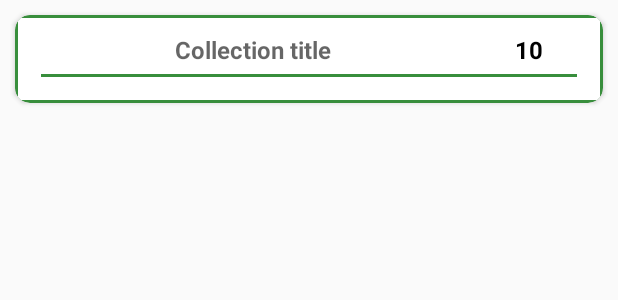
After one commit to hamzaamrani/SciQ, an Android app: the layout collection_item.xml on its own in the app's theme, with its tools: preview values and no code run, on a phone screen of 412 x 824 dp. The commit adds this screen. Shown: the top 300 px of the screen. Run offline under Robolectric (Android 15) with nearby library versions, the phone set to English and light mode, and no system bars; network calls fail.

Commit message:
View collections, testing

```diff
--- a/sciq-app/app/src/main/java/lab/progettazione/sciq/Activities/ui/dashboard/DashboardFragment.java
+++ b/sciq-app/app/src/main/java/lab/progettazione/sciq/Activities/ui/dashboard/DashboardFragment.java
@@ -1,5 +1,6 @@
 package lab.progettazione.sciq.Activities.ui.dashboard;
 
+import android.content.Intent;
 import android.os.Bundle;
 import android.view.LayoutInflater;
 import android.view.View;
@@ -15,6 +16,8 @@ import androidx.lifecycle.Observer;
 import androidx.lifecycle.ViewModelProviders;
 
 import com.progettazione.sciq.R;
+
+import lab.progettazione.sciq.Activities.ui.ShowCollections;
 import lab.progettazione.sciq.Utilities.Utils.SharedUtils;
 
 
@@ -56,7 +59,8 @@ public class DashboardFragment extends Fragment {
         my_collections.setOnClickListener(new View.OnClickListener() {
             @Override
             public void onClick(View v) {
-
+                Intent i = new Intent(getContext(), ShowCollections.class);
+                startActivity(i);
             }
         });
 
--- a/sciq-app/app/src/main/java/lab/progettazione/sciq/Utilities/API/RequestHandler.java
+++ b/sciq-app/app/src/main/java/lab/progettazione/sciq/Utilities/API/RequestHandler.java
@@ -81,7 +81,7 @@ public class RequestHandler {
         URL obj = new URL(url);
         HttpsURLConnection con = (HttpsURLConnection) obj.openConnection();
         System.out.println(token);
-        con.setRequestProperty("Cookie","token="+token);
+        con.setRequestProperty("Cookie","access_token_cookie="+token);
         con.setRequestMethod("GET");
         int responseCode = con.getResponseCode();
         System.out.println(url);
--- /dev/null
+++ b/sciq-app/app/src/main/res/layout/collection_item.xml
@@ -0,0 +1,81 @@
+<?xml version="1.0" encoding="utf-8"?>
+<androidx.cardview.widget.CardView xmlns:android="http://schemas.android.com/apk/res/android"
+    android:layout_width="match_parent"
+    android:layout_height="wrap_content"
+    xmlns:app="http://schemas.android.com/apk/res-auto"
+    android:layout_margin="10dp"
+    app:contentPadding="2dp"
+    app:cardBackgroundColor="@color/colorPrimaryDark"
+    app:cardCornerRadius="10dp">
+
+    <LinearLayout
+        android:background="@color/backgroundColor"
+        android:padding="10dp"
+        android:layout_width="match_parent"
+        android:layout_height="wrap_content"
+        android:orientation="vertical">
+
+
+        <LinearLayout
+            android:layout_width="match_parent"
+            android:layout_height="wrap_content"
+            android:weightSum="1"
+            android:orientation="horizontal">
+
+            <TextView
+                android:id="@+id/title_collection"
+                android:clickable="true"
+                android:focusable="true"
+                android:foreground="?attr/selectableItemBackground"
+                android:layout_width="0dp"
+                android:layout_weight="0.8"
+                android:layout_height="wrap_content"
+                android:gravity="center"
+                android:textColor="@color/colorPrimaryDark"
+                android:textSize="16sp"
+                android:textStyle="bold"
+                android:hint="Collection title"/>
+
+            <TextView
+                android:layout_width="0dp"
+                android:layout_height="wrap_content"
+                android:id="@+id/expression_count"
+                android:text="10"
+                android:gravity="center"
+                android:textStyle="bold"
+                android:textSize="16sp"
+                android:textColor="@android:color/black"
+                android:layout_weight="0.2"/>
+
+        </LinearLayout>
+
+
+        <View
+            android:layout_margin="5dp"
+            android:layout_width="match_parent"
+            android:layout_height="2dp"
+            android:background="@color/colorPrimaryDark"
+            />
+
+
+        <LinearLayout
+            android:id="@+id/if_expression"
+            android:visibility="gone"
+            android:layout_width="match_parent"
+            android:layout_height="wrap_content"
+            android:orientation="vertical"
+            android:padding="5dp">
+
+            <androidx.recyclerview.widget.RecyclerView
+                android:layout_width="match_parent"
+                android:layout_height="wrap_content"
+                android:id="@+id/lista_expression"/>
+
+        </LinearLayout>
+
+
+
+
+    </LinearLayout>
+
+</androidx.cardview.widget.CardView>
```
Also changed, not shown: sciq-app/app/src/main/java/lab/progettazione/sciq/Activities/ui/ShowCollections.java (+51 -3 lines), sciq-app/app/src/main/java/lab/progettazione/sciq/Utilities/Adapter/CollectionAdapter.java (added, +105 -0 lines), sciq-app/app/src/main/java/lab/progettazione/sciq/Utilities/Adapter/ExpressionAdapter.java (added, +68 -0 lines), sciq-app/app/src/main/res/layout/activity_show_collections.xml (+9 -3 lines), sciq-app/app/src/main/res/layout/expression_item.xml (added, +34 -0 lines), 1 other file.
